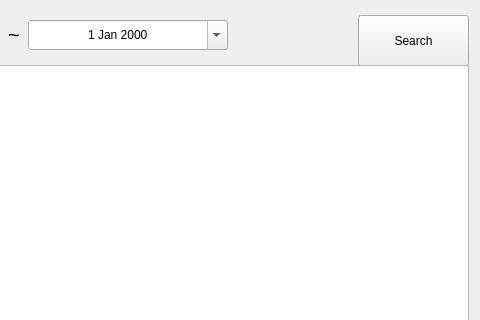
Old version of the form src/pages/loan/counseling_search.ui in the repository DY-Microfinance-Customer-Management/dymf-algorithm; both pictures show x 892 to 1372 and y 0 to 320 of the 1372 by 570 pixel window.
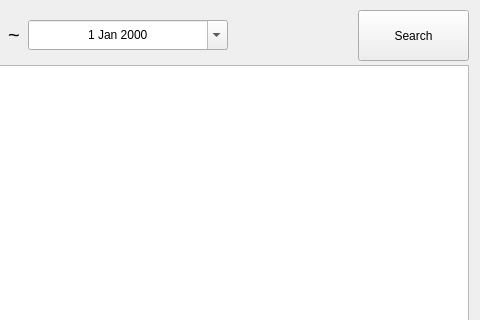
New version of the form.

The edit to the form file:
```diff
--- a/src/pages/loan/counseling_search.ui
+++ b/src/pages/loan/counseling_search.ui
@@ -18,7 +18,7 @@
     <property name="geometry">
      <rect>
       <x>1250</x>
-      <y>15</y>
+      <y>10</y>
       <width>111</width>
       <height>51</height>
      </rect>
```
